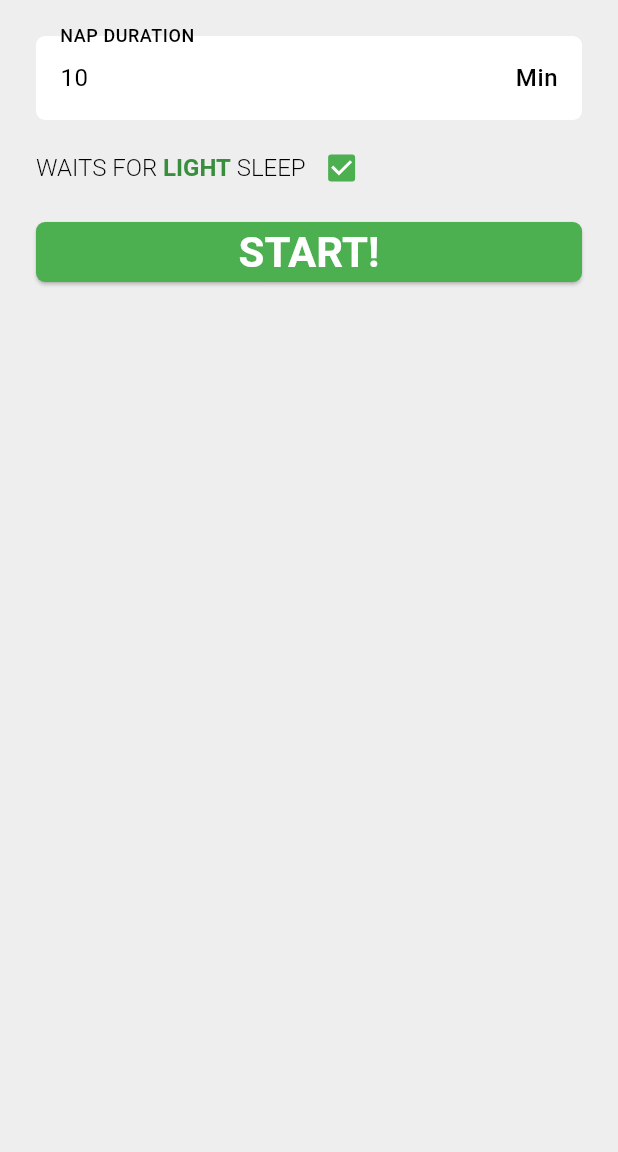
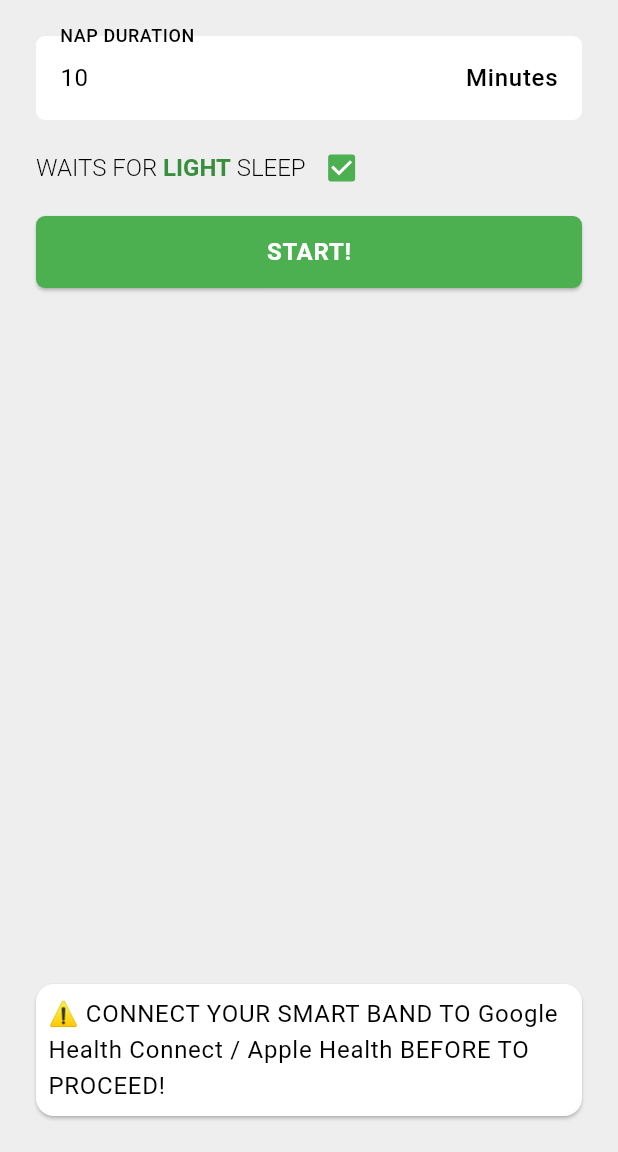
Before and after one commit to handgull/morfeo, a Flutter app: the screen it shows after launch, after a tap on "START!", on a phone screen of 412 x 824 dp, the part 84-1236 px from its top. Run offline on Flutter 3.47's test engine with Material 3 defaults, Android fonts, the phone set to English and light mode, and no system bars; our stand-ins replace flutter_bloc; missing offline and left inert: alarm, health, pine; statements that could not run were skipped.

Commit message:
initial skeleton done

```diff
--- a/lib/main.dart
+++ b/lib/main.dart
@@ -1,5 +1,7 @@
+import 'package:alarm/alarm.dart';
 import 'package:flutter/material.dart';
 import 'package:flutter/services.dart';
+import 'package:health/health.dart';
 import 'package:morfeo/di/dependency_injector.dart';
 import 'package:morfeo/pages/timer_page.dart';
 import 'package:morfeo/theme.dart';
@@ -8,6 +10,22 @@ void main() async {
   WidgetsFlutterBinding.ensureInitialized();
   await SystemChrome.setPreferredOrientations([
     DeviceOrientation.portraitUp,
+  ]);
+
+  await Alarm.init();
+
+  await Health().configure();
+  await Health().requestAuthorization([
+    HealthDataType.SLEEP_ASLEEP,
+    HealthDataType.SLEEP_AWAKE,
+    HealthDataType.SLEEP_AWAKE_IN_BED,
+    HealthDataType.SLEEP_DEEP,
+    HealthDataType.SLEEP_IN_BED,
+    HealthDataType.SLEEP_LIGHT,
+    HealthDataType.SLEEP_OUT_OF_BED,
+    HealthDataType.SLEEP_REM,
+    HealthDataType.SLEEP_SESSION,
+    HealthDataType.SLEEP_UNKNOWN,
   ]);
 
   runApp(const App());
--- a/lib/pages/timer_page.dart
+++ b/lib/pages/timer_page.dart
@@ -17,9 +17,9 @@ class _TimerPageState extends State<TimerPage> {
   Widget build(BuildContext context) {
     return Scaffold(
       appBar: const MainAppBar(),
-      body: ListView(
+      body: Padding(
         padding: const EdgeInsets.all(24),
-        physics: const BouncingScrollPhysics(),
+        child: Column(
           children: [
             TextFormField(
               initialValue: defaultDuration.toString(),
@@ -29,7 +29,7 @@ class _TimerPageState extends State<TimerPage> {
               ],
               decoration: const InputDecoration(
                 labelText: 'NAP DURATION',
-              suffixText: 'Min',
+                suffixText: 'Minutes',
               ),
             ),
             GestureDetector(
@@ -75,17 +75,34 @@ class _TimerPageState extends State<TimerPage> {
                 ),
               ),
             ),
-          ElevatedButton(
+            SizedBox(
+              width: double.infinity,
+              child: ElevatedButton(
                 onPressed: () {},
                 child: Text(
                   'START!',
-              style: Theme.of(context).textTheme.headlineMedium?.copyWith(
+                  style: Theme.of(context).textTheme.bodyLarge?.copyWith(
                         fontWeight: FontWeight.bold,
                         color: Theme.of(context).colorScheme.onPrimary,
                       ),
                 ),
               ),
+            ),
+            const Expanded(
+              child: SizedBox.shrink(),
+            ),
+            Card(
+              margin: EdgeInsets.zero,
+              child: Padding(
+                padding: const EdgeInsets.all(8),
+                child: Text(
+                  '⚠️ CONNECT YOUR SMART BAND TO Google Health Connect / Apple Health BEFORE TO PROCEED!',
+                  style: Theme.of(context).textTheme.bodyLarge,
+                ),
+              ),
+            ),
           ],
+        ),
       ),
     );
   }
--- a/lib/theme.dart
+++ b/lib/theme.dart
@@ -56,6 +56,7 @@ class LightTheme {
           style: ElevatedButton.styleFrom(
             backgroundColor: primaryColor,
             foregroundColor: Colors.white,
+            padding: const EdgeInsets.all(12),
             shape: RoundedRectangleBorder(
               borderRadius: BorderRadius.circular(6),
             ),
--- a/pubspec.yaml
+++ b/pubspec.yaml
@@ -7,6 +7,7 @@ environment:
   sdk: ^3.5.4
 
 dependencies:
+  alarm: ^4.0.11
   cupertino_icons: ^1.0.8
   flutter:
     sdk: flutter
```
Also changed, not shown: pubspec.lock, 5 other files. Lines whose indentation alone changed are shown as unchanged.
